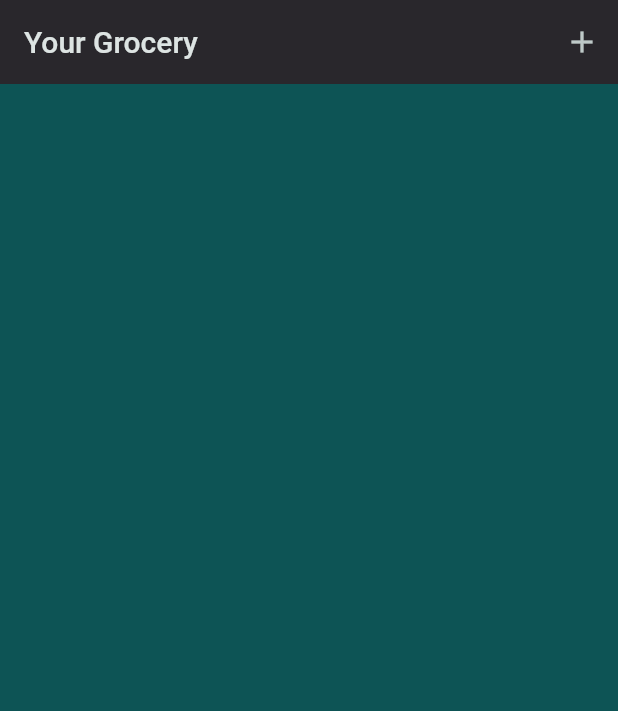
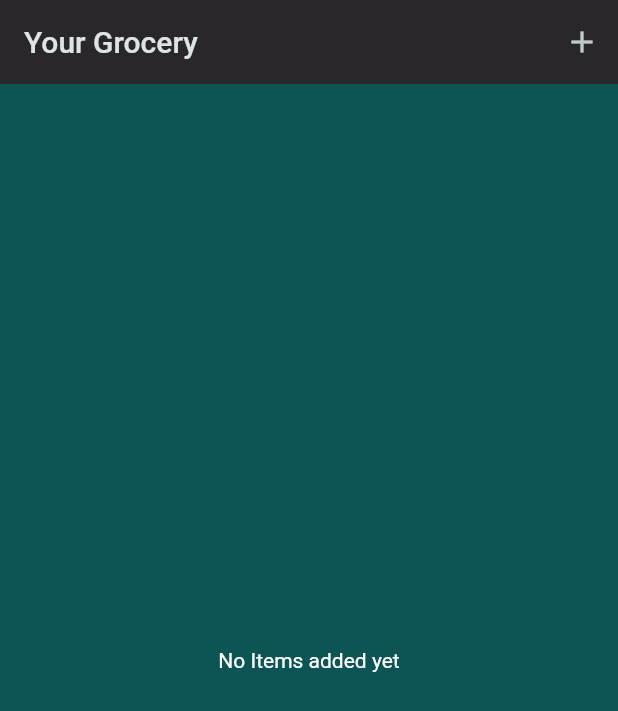
Before and after one commit to akashdevav/Flutter_Grocery_App, a Flutter app: the screen it shows after launch, on a phone screen of 412 x 824 dp. Shown: the top 711 px of the screen. Run offline on Flutter 3.47's test engine with Material 2 defaults, Android fonts, the phone set to English and light mode, and no system bars.

Commit message:
added dismissible widget

```diff
--- a/shopping_app/lib/widget/grocery_list.dart
+++ b/shopping_app/lib/widget/grocery_list.dart
@@ -26,21 +26,26 @@ class _GroceryListState extends State<GroceryList> {
     });
   }
 
+  void _removeItem(GroceryItem item) {
+    setState(() {
+      _groceryItem.remove(item);
+    });
+  }
+
   @override
   Widget build(BuildContext context) {
-    return Scaffold(
-      appBar: AppBar(
-        title: const Text('Your Grocery'),
-        actions: [
-          IconButton(
-            onPressed: _addItem,
-            icon: const Icon(Icons.add),
-          ),
-        ],
-      ),
-      body: ListView.builder(
+    Widget content = const Center(
+      child: Text('No Items added yet'),
+    );
+    if (_groceryItem.isNotEmpty) {
+      content = ListView.builder(
         itemCount: _groceryItem.length,
-        itemBuilder: ((context, index) => Card(
+        itemBuilder: ((context, index) => Dismissible(
+              onDismissed: (direction) {
+                _removeItem(_groceryItem[index]);
+              },
+              key: ValueKey(_groceryItem[index].id),
+              child: Card(
                 child: Padding(
                   padding:
                       const EdgeInsets.symmetric(horizontal: 16, vertical: 14),
@@ -56,8 +61,21 @@ class _GroceryListState extends State<GroceryList> {
                     ),
                   ),
                 ),
+              ),
             )),
+      );
+    }
+    return Scaffold(
+      appBar: AppBar(
+        title: const Text('Your Grocery'),
+        actions: [
+          IconButton(
+            onPressed: _addItem,
+            icon: const Icon(Icons.add),
           ),
+        ],
+      ),
+      body: content,
     );
   }
 }
```
Lines whose indentation alone changed are shown as unchanged.
